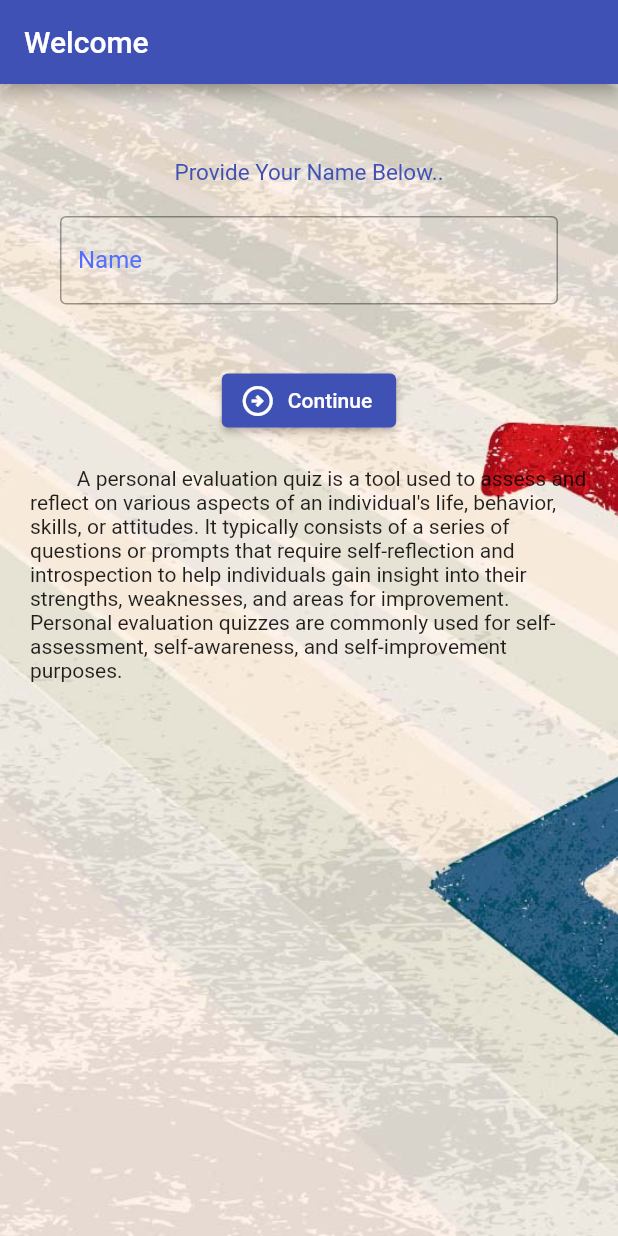
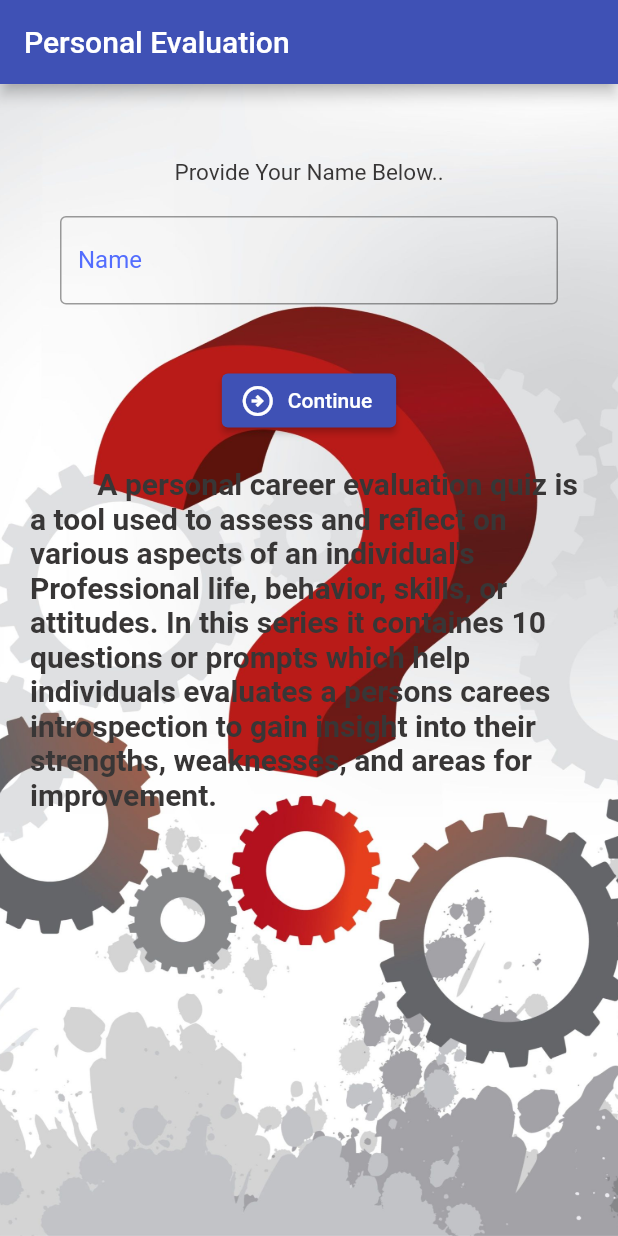
Before and after one commit to Sajidpv/Quiz-App, a Flutter app: the screen it shows after launch, on a phone screen of 412 x 824 dp. Run offline on Flutter 3.47's test engine with Material 2 defaults, Android fonts, the phone set to English and light mode, and no system bars.

```diff
--- a/lib/quizz.dart
+++ b/lib/quizz.dart
@@ -25,14 +25,14 @@ class WelcomePage extends StatelessWidget {
   Widget build(BuildContext context) {
     return Scaffold(
       appBar: AppBar(
-        title: const Text('Welcome'),
+        title: const Text('Personal Evaluation'),
       ),
       body: SafeArea(
         child: Container(
           height: double.infinity,
           decoration: const BoxDecoration(
             image: DecorationImage(
-                image: AssetImage('asset/1393376.jpg'), fit: BoxFit.cover),
+                image: AssetImage('asset/1393652.jpg'), fit: BoxFit.cover),
           ),
           child: Padding(
             padding: const EdgeInsets.all(20),
@@ -46,7 +46,7 @@ class WelcomePage extends StatelessWidget {
                       'Provide Your Name Below..',
                       textAlign: TextAlign.right,
                       style: TextStyle(
-                        color: Colors.indigo,
+                        color: Color.fromARGB(255, 56, 54, 54),
                         fontSize: 15,
                       ),
                     ),
@@ -77,7 +77,17 @@ class WelcomePage extends StatelessWidget {
                         label: const Text('Continue')),
                   ),
                   const Text(
-                      '         A personal evaluation quiz is a tool used to assess and reflect on various aspects of an individual\'s life, behavior, skills, or attitudes. It typically consists of a series of questions or prompts that require self-reflection and introspection to help individuals gain insight into their strengths, weaknesses, and areas for improvement. Personal evaluation quizzes are commonly used for self-assessment, self-awareness, and self-improvement purposes.'),
+                    '         A personal career evaluation quiz is a tool used to assess and reflect on various aspects of an individual\'s Professional life, behavior, skills, or attitudes. In this series it containes 10 questions or prompts which help individuals evaluates a persons carees  introspection to gain insight into their strengths, weaknesses, and areas for improvement.',
+                    style: TextStyle(
+                        fontSize: 20,
+                        fontWeight: FontWeight.bold,
+                        color: Color.fromARGB(
+                          255,
+                          56,
+                          54,
+                          54,
+                        )),
+                  ),
                 ],
               ),
             ),
--- a/lib/widgets/result.dart
+++ b/lib/widgets/result.dart
@@ -26,11 +26,11 @@ class Result extends StatelessWidget {
       height: double.infinity,
       decoration: const BoxDecoration(
         image: DecorationImage(
-            image: AssetImage('asset/1393652.jpg'), fit: BoxFit.cover),
+            image: AssetImage('asset/1393376.jpg'), fit: BoxFit.cover),
       ),
       child: Center(
         child: Text(
-          '${'Hey $name'.toUpperCase()}\n\n$resultPhrase',
+          '${'Hi $name'.toUpperCase()}\n\n$resultPhrase',
           style: const TextStyle(
               fontSize: 38,
               fontWeight: FontWeight.bold,
```
